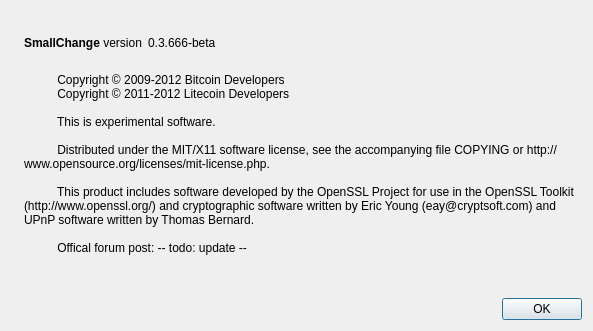
Qt form src/qt/forms/aboutdialog.ui (djsubtronic/asscoin) before a commit.
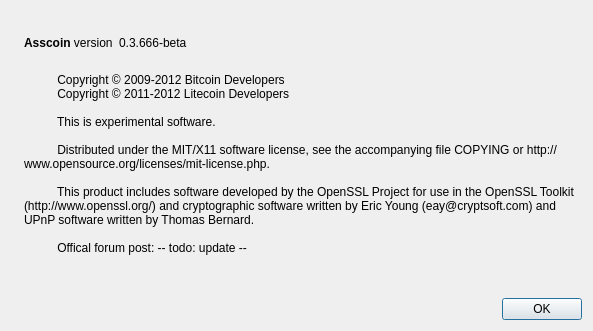
The same form after that commit. Icons and pictures are not drawn.

The edit to the form file:
```diff
--- a/src/qt/forms/aboutdialog.ui
+++ b/src/qt/forms/aboutdialog.ui
@@ -50,7 +50,7 @@
           <cursorShape>IBeamCursor</cursorShape>
          </property>
          <property name="text">
-          <string>&lt;b&gt;SmallChange&lt;/b&gt; version</string>
+          <string>&lt;b&gt;Asscoin&lt;/b&gt; version</string>
          </property>
          <property name="textInteractionFlags">
           <set>Qt::LinksAccessibleByMouse|Qt::TextSelectableByKeyboard|Qt::TextSelectableByMouse</set>
```
Left out of the diff: 2 changed lines with no effect on the pictures.
